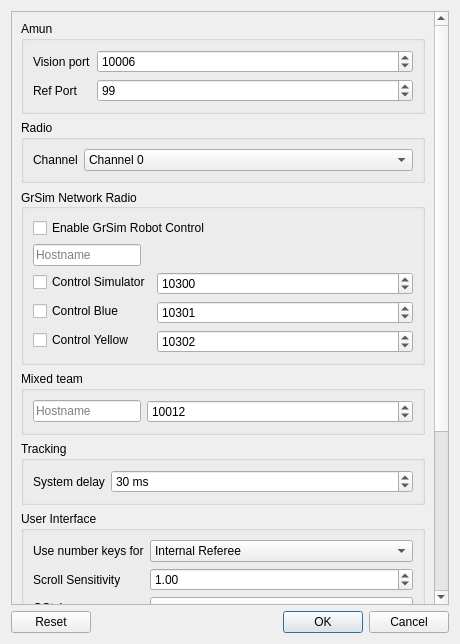
robotics-erlangen/framework, file src/ra/configdialog.ui: the form before one commit.
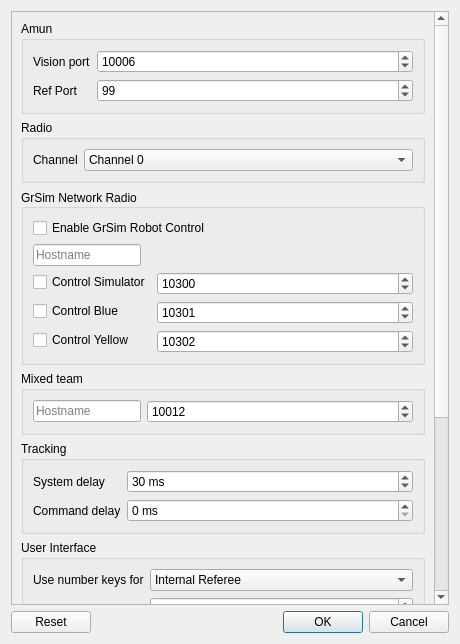
The form after the commit. Custom widgets are drawn as their Qt base class.

Commit message: tracking: improve timing of tracking by adding an expected delay for the radio commands

Patch:
```diff
--- a/src/ra/configdialog.ui
+++ b/src/ra/configdialog.ui
@@ -26,9 +26,9 @@
       <property name="geometry">
        <rect>
         <x>0</x>
-        <y>-482</y>
-        <width>411</width>
-        <height>1236</height>
+        <y>-344</y>
+        <width>426</width>
+        <height>969</height>
        </rect>
       </property>
       <property name="maximumSize">
@@ -328,6 +328,23 @@
             </property>
            </widget>
           </item>
+          <item row="1" column="1">
+           <widget class="QSpinBox" name="commandDelayBox">
+            <property name="suffix">
+             <string> ms</string>
+            </property>
+            <property name="maximum">
+             <number>1000</number>
+            </property>
+           </widget>
+          </item>
+          <item row="1" column="0">
+           <widget class="QLabel" name="label_12">
+            <property name="text">
+             <string>Command delay</string>
+            </property>
+           </widget>
+          </item>
          </layout>
         </widget>
        </item>
```
Left out of the diff: 20 changed lines with no effect on the pictures. The commit also changes 6 other files.
